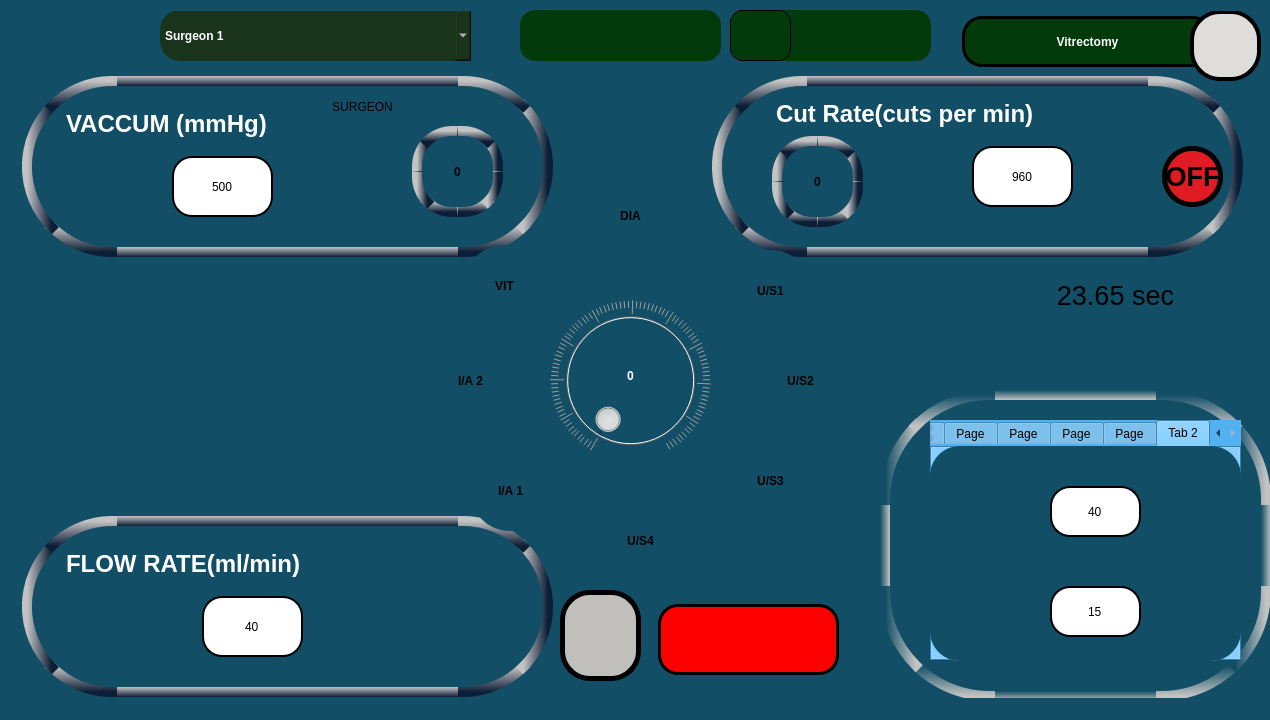
The window that mainwindow.ui (RISWANAAAA/venturiphaco) describes before a commit, drawn with Qt 5.
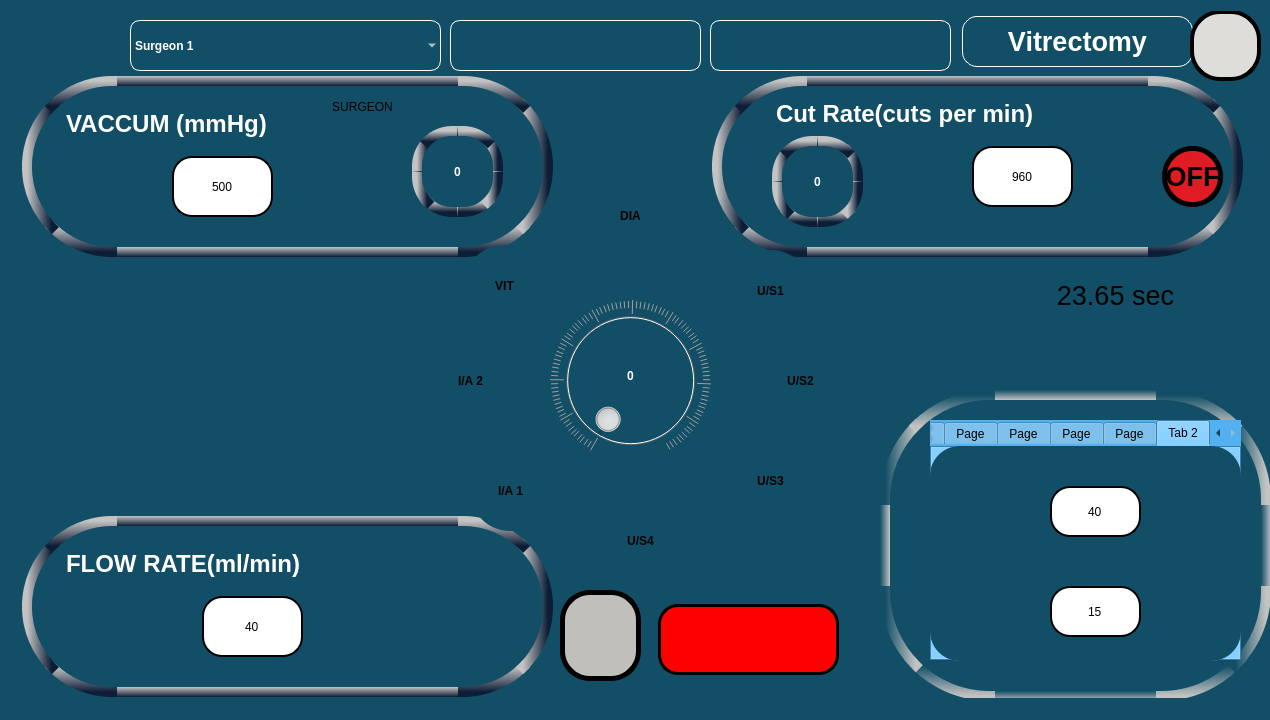
The same window after the commit. The open tabs and pages were chosen to show the change. Icons and pictures are not drawn.

What changed in the file:
```diff
--- a/mainwindow.ui
+++ b/mainwindow.ui
@@ -3935,7 +3935,8 @@
        </rect>
       </property>
       <property name="styleSheet">
-       <string notr="true">font:25pt &quot;Ubuntu&quot;;
+       <string notr="true">font:30pt &quot;Ubuntu&quot;;
+color: rgb(255, 255, 255);
 
 border:5px solid black;
 border-radius:40px;font-weight: bold;
@@ -3973,7 +3974,8 @@
        </rect>
       </property>
       <property name="styleSheet">
-       <string notr="true">font:25pt &quot;Ubuntu&quot;;
+       <string notr="true">font:30pt &quot;Ubuntu&quot;;
+color: rgb(255, 255, 255);
 
 border:5px solid black;
 border-radius:40px;font-weight: bold;
@@ -4098,19 +4100,18 @@
        <rect>
         <x>970</x>
         <y>10</y>
-        <width>251</width>
+        <width>231</width>
         <height>51</height>
        </rect>
       </property>
       <property name="styleSheet">
-       <string notr="true">font:20pt &quot;Ubuntu&quot;;
+       <string notr="true">color: rgb(255, 255, 255);
+background-color:transparent;
+border:1px solid white;
+border-radius:15px;
+font:20pt;
+font:bold;
 
-border-radius:20px;
-
-border:none;font-weight: bold;border:3px solid black;
-
-color: rgb(255, 255, 255);
-background-color: rgb(3, 58, 11);
 </string>
       </property>
       <property name="text">
@@ -5224,8 +5225,8 @@
    <widget class="QPushButton" name="SETTINGS_BUT_4">
     <property name="geometry">
      <rect>
-      <x>120</x>
-      <y>10</y>
+      <x>90</x>
+      <y>20</y>
       <width>51</width>
       <height>51</height>
      </rect>
@@ -5420,17 +5421,18 @@
    <widget class="QComboBox" name="comboBox_4">
     <property name="geometry">
      <rect>
-      <x>160</x>
-      <y>10</y>
+      <x>130</x>
+      <y>20</y>
       <width>311</width>
       <height>51</height>
      </rect>
     </property>
     <property name="styleSheet">
      <string notr="true">
-background-color: rgb(25, 52, 27);
+background-color: transparent;
+border:1px solid white;
 color: rgb(255, 255, 255);
-border-radius:20px;
+border-radius:10px;
 
 font:20pt &quot;Ubuntu&quot;;
 font-weight: bold;</string>
@@ -5759,9 +5761,9 @@
    <widget class="QLabel" name="label_21">
     <property name="geometry">
      <rect>
-      <x>490</x>
-      <y>-10</y>
-      <width>121</width>
+      <x>440</x>
+      <y>0</y>
+      <width>81</width>
       <height>91</height>
      </rect>
     </property>
@@ -5777,8 +5779,8 @@
    <widget class="QLabel" name="label_22">
     <property name="geometry">
      <rect>
-      <x>730</x>
-      <y>10</y>
+      <x>710</x>
+      <y>20</y>
       <width>61</width>
       <height>51</height>
      </rect>
@@ -5786,7 +5788,6 @@
     <property name="styleSheet">
      <string notr="true">border-radius:12px;
 image: url(:/images/clock.png);
-border:1px solid black;
 background-color: transparent;</string>
     </property>
     <property name="text">
@@ -5796,47 +5797,51 @@
    <widget class="QLabel" name="lab_date">
     <property name="geometry">
      <rect>
-      <x>520</x>
-      <y>10</y>
-      <width>201</width>
+      <x>450</x>
+      <y>20</y>
+      <width>251</width>
       <height>51</height>
      </rect>
     </property>
     <property name="styleSheet">
-     <string notr="true">color: rgb(255, 255, 255);
-background-color: rgb(3, 58, 11);
-border-radius:15px;
-font:15pt;
-</string>
+     <string notr="true">
+background-color: transparent;
+border:1px solid white;
+border-radius:10px;
+color: rgb(255, 255, 255);
+font:20pt &quot;Ubuntu&quot;;
+font-weight: bold;</string>
     </property>
     <property name="text">
      <string/>
     </property>
     <property name="alignment">
-     <set>Qt::AlignCenter</set>
+     <set>Qt::AlignRight|Qt::AlignTrailing|Qt::AlignVCenter</set>
     </property>
    </widget>
    <widget class="QLabel" name="lab_time">
     <property name="geometry">
      <rect>
-      <x>730</x>
-      <y>10</y>
-      <width>201</width>
+      <x>710</x>
+      <y>20</y>
+      <width>241</width>
       <height>51</height>
      </rect>
     </property>
     <property name="styleSheet">
-     <string notr="true">color: rgb(255, 255, 255);
-background-color: rgb(3, 58, 11);
-border-radius:15px;
-font:15pt;
-</string>
+     <string notr="true">
+background-color: transparent;
+border:1px solid white;
+border-radius:10px;
+color: rgb(255, 255, 255);
+font:20pt &quot;Ubuntu&quot;;
+font-weight: bold;</string>
     </property>
     <property name="text">
      <string/>
     </property>
     <property name="alignment">
-     <set>Qt::AlignCenter</set>
+     <set>Qt::AlignRight|Qt::AlignTrailing|Qt::AlignVCenter</set>
     </property>
    </widget>
    <zorder>pushButton_2</zorder>
```
Left out of the diff: 126 changed lines with no effect on the pictures.
